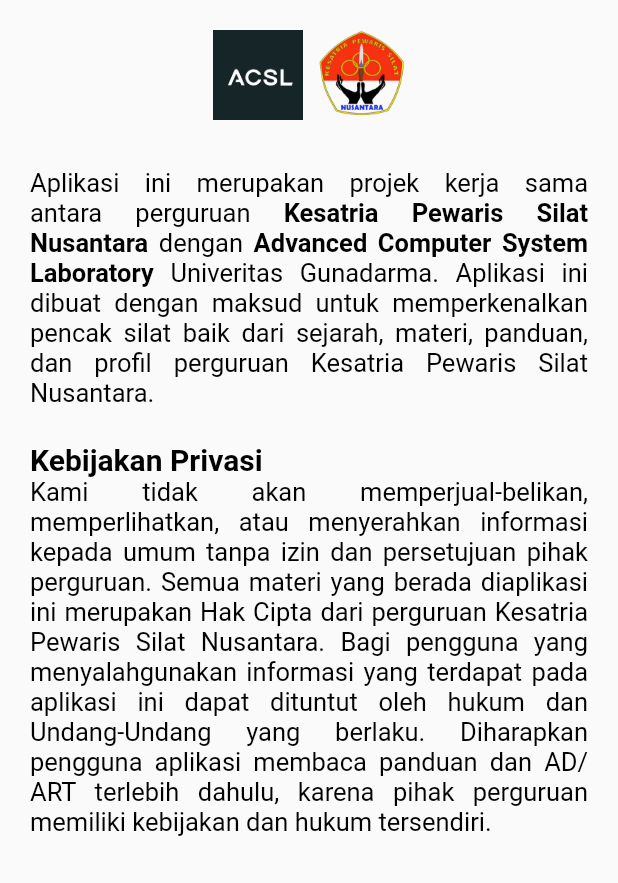
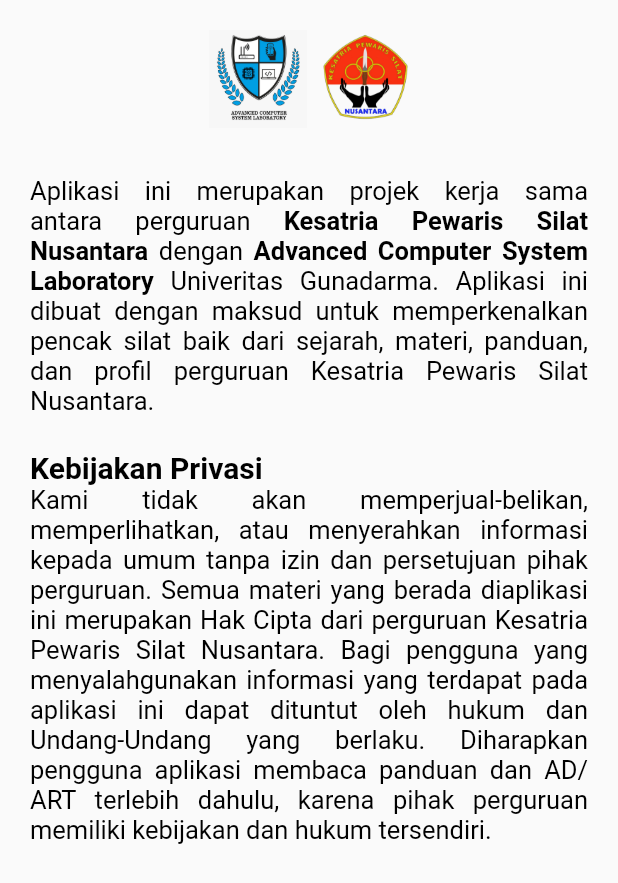
Before and after one commit to reonm4tcha/kps_nusantara_app, a Flutter app: the TentangPage widget shown alone on an empty page, opened directly, on a phone screen of 412 x 824 dp. Shown: the top 883 px of the screen. Run offline on Flutter 3.47's test engine with Material 2 defaults, Android fonts, the phone set to English and light mode, and no system bars; our stand-ins replace carousel_slider, chewie, video_player; missing offline and left inert: syncfusion_flutter_pdfviewer.

Commit message:
Sedikit penambahan pada Page tentang/aboutus

```diff
--- a/lib/widgets/TentangPage.dart
+++ b/lib/widgets/TentangPage.dart
@@ -10,8 +10,8 @@
         mainAxisAlignment: MainAxisAlignment.center,
         children: [
           Image.asset(
-            'assets/image/acsllogo.png',
-            height: 60,
+            'assets/image/ACSLlogo2.jpeg',
+            height: 65,
           ),
           Text('   '),
           Image.asset(
```
Also changed, not shown: assets/image/ACSLlogo2.jpeg (added).
